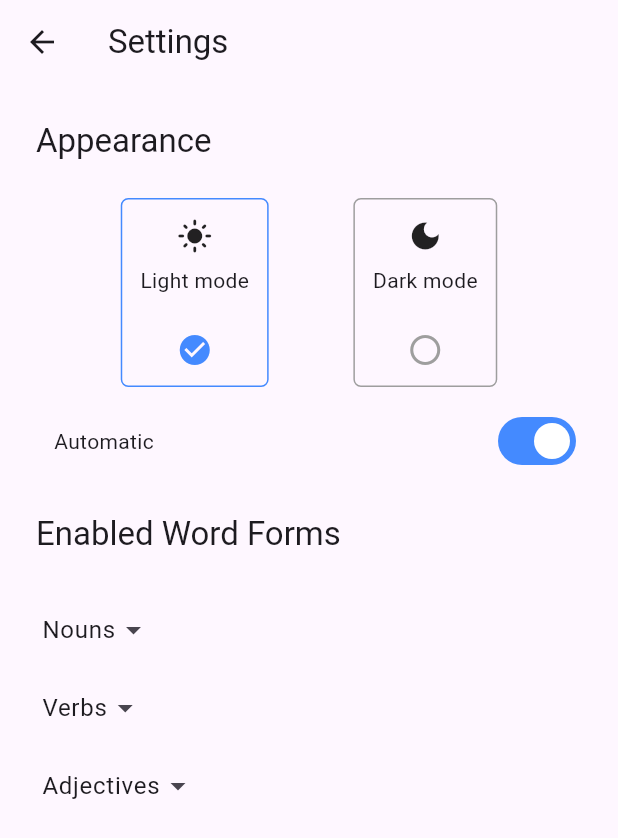
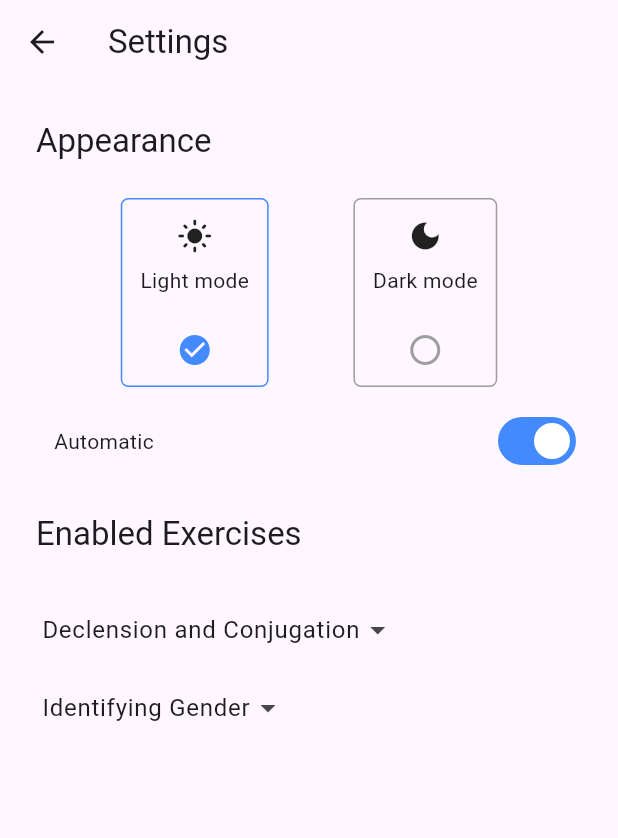
Before and after one commit to ChopinDavid/grammatika, a Flutter app: the SettingsPage screen opened directly, on a phone screen of 412 x 824 dp. Shown: the top 838 px of the screen. Run offline on Flutter 3.47's test engine with Material 3 defaults, Android fonts, the phone set to English and light mode, and no system bars; our stand-ins replace bloc, equatable, flutter_bloc, get_it, shared_preferences, sqflite; accounts and stored records are empty.

Commit message:
Added 'Identifying Gender' exercise section to 'Enabled Exercises' - DC

```diff
--- a/lib/screens/settings/word_form_section_widget.dart
+++ b/lib/screens/settings/exercise_sections_widget.dart
@@ -1,30 +1,28 @@
 import 'package:flutter/material.dart';
 import 'package:get_it/get_it.dart';
-import 'package:uchu/models/word_form_type.dart';
 import 'package:uchu/services/shared_preferences_service.dart';
 
-class WordFormSection {
-  const WordFormSection(
-      {required this.title, this.subSections, this.wordFormTypes})
-      : assert(subSections == null || wordFormTypes == null,
-            'WordFormSection cannot have both subSections and wordForms');
-  final String title;
-  final List<WordFormSection>? subSections;
-  final List<(WordFormType, String)>? wordFormTypes;
-}
-
-class WordFormSectionsWidget extends StatefulWidget {
-  const WordFormSectionsWidget({
+class ExerciseSectionsWidget extends StatefulWidget {
+  const ExerciseSectionsWidget({
     super.key,
     required this.sections,
   });
-  final List<WordFormSection> sections;
+  final List<ExerciseSection> sections;
 
   @override
-  State<WordFormSectionsWidget> createState() => _WordFormSectionsWidgetState();
+  State<ExerciseSectionsWidget> createState() => _ExerciseSectionsWidgetState();
 }
 
-class _WordFormSectionsWidgetState extends State<WordFormSectionsWidget> {
+class ExerciseSection {
+  const ExerciseSection({required this.title, this.subSections, this.exercises})
+      : assert(subSections == null || exercises == null,
+            'ExerciseSection cannot have both subSections and wordForms');
+  final String title;
+  final List<ExerciseSection>? subSections;
+  final List<(String, String)>? exercises;
+}
+
+class _ExerciseSectionsWidgetState extends State<ExerciseSectionsWidget> {
   @override
   Widget build(BuildContext context) {
     return ListView.builder(
@@ -44,7 +42,7 @@ class _WordFormSectionsWidgetState extends State<WordFormSectionsWidget> {
 class _SectionWidget extends StatefulWidget {
   const _SectionWidget(
       {required this.section, this.depth = 0, required this.isLastSubsection});
-  final WordFormSection section;
+  final ExerciseSection section;
   final int depth;
   final bool isLastSubsection;
 
@@ -59,7 +57,7 @@ class _SectionWidgetState extends State<_SectionWidget> {
   @override
   Widget build(BuildContext context) {
     final subSections = widget.section.subSections;
-    final wordFormTypes = widget.section.wordFormTypes;
+    final wordFormTypes = widget.section.exercises;
     final expansionTile = ExpansionTile(
       trailing: const SizedBox.shrink(),
       onExpansionChanged: (value) => setState(() {}),
@@ -145,7 +143,7 @@ class _SectionWidgetState extends State<_SectionWidget> {
                                     child: Checkbox(
                                       value: GetIt.instance
                                           .get<SharedPreferencesService>()
-                                          .getWordFormTypeEnabled(e.$1),
+                                          .getExerciseEnabled(e.$1),
                                       onChanged: (_) {},
                                     ),
                                   ),
@@ -157,7 +155,7 @@ class _SectionWidgetState extends State<_SectionWidget> {
                             setState(() {
                               GetIt.instance
                                   .get<SharedPreferencesService>()
-                                  .toggleWordFormTypeEnabled(e.$1);
+                                  .toggleExerciseEnabled(e.$1);
                             });
                           },
                         ),
--- a/lib/screens/settings/settings_page.dart
+++ b/lib/screens/settings/settings_page.dart
@@ -1,8 +1,9 @@
 import 'package:flutter/material.dart';
 import 'package:get_it/get_it.dart';
+import 'package:uchu/models/gender.dart';
 import 'package:uchu/models/word_form_type.dart';
 import 'package:uchu/screens/settings/appearance_setting_widget.dart';
-import 'package:uchu/screens/settings/word_form_section_widget.dart';
+import 'package:uchu/screens/settings/exercise_sections_widget.dart';
 import 'package:uchu/services/shared_preferences_service.dart';
 
 class SettingsPage extends StatefulWidget {
@@ -133,135 +134,214 @@ class _EnabledWordFormsWidgetState extends State<_EnabledWordFormsWidget> {
     return Column(
       crossAxisAlignment: CrossAxisAlignment.start,
       children: [
-        Text('Enabled Word Forms',
+        Text('Enabled Exercises',
             style: Theme.of(context).textTheme.titleLarge),
         const SizedBox(
           height: 24.0,
         ),
-        const WordFormSectionsWidget(
+        ExerciseSectionsWidget(
           sections: [
-            WordFormSection(
+            ExerciseSection(
+              title: 'Declension and Conjugation',
+              subSections: [
+                ExerciseSection(
                   title: 'Nouns',
                   subSections: [
-                WordFormSection(title: 'Nominative', wordFormTypes: [
-                  (WordFormType.ruNounSgNom, 'Singular'),
-                  (WordFormType.ruNounPlNom, 'Plural'),
-                ]),
-                WordFormSection(title: 'Genitive', wordFormTypes: [
-                  (WordFormType.ruNounSgGen, 'Singular'),
-                  (WordFormType.ruNounPlGen, 'Plural'),
-                ]),
-                WordFormSection(title: 'Dative', wordFormTypes: [
-                  (WordFormType.ruNounSgDat, 'Singular'),
-                  (WordFormType.ruNounPlDat, 'Plural'),
-                ]),
-                WordFormSection(title: 'Accusative', wordFormTypes: [
-                  (WordFormType.ruNounSgAcc, 'Singular'),
-                  (WordFormType.ruNounPlAcc, 'Plural'),
-                ]),
-                WordFormSection(title: 'Instrumental', wordFormTypes: [
-                  (WordFormType.ruNounSgInst, 'Singular'),
-                  (WordFormType.ruNounPlInst, 'Plural'),
-                ]),
-                WordFormSection(title: 'Prepositional', wordFormTypes: [
-                  (WordFormType.ruNounSgPrep, 'Singular'),
-                  (WordFormType.ruNounPlPrep, 'Plural'),
-                ]),
+                    ExerciseSection(
+                      title: 'Nominative',
+                      exercises: [
+                        (WordFormType.ruNounSgNom.name, 'Singular'),
+                        (WordFormType.ruNounPlNom.name, 'Plural'),
                       ],
                     ),
-            WordFormSection(
+                    ExerciseSection(
+                      title: 'Genitive',
+                      exercises: [
+                        (WordFormType.ruNounSgGen.name, 'Singular'),
+                        (WordFormType.ruNounPlGen.name, 'Plural'),
+                      ],
+                    ),
+                    ExerciseSection(
+                      title: 'Dative',
+                      exercises: [
+                        (WordFormType.ruNounSgDat.name, 'Singular'),
+                        (WordFormType.ruNounPlDat.name, 'Plural'),
+                      ],
+                    ),
+                    ExerciseSection(
+                      title: 'Accusative',
+                      exercises: [
+                        (WordFormType.ruNounSgAcc.name, 'Singular'),
+                        (WordFormType.ruNounPlAcc.name, 'Plural'),
+                      ],
+                    ),
+                    ExerciseSection(
+                      title: 'Instrumental',
+                      exercises: [
+                        (WordFormType.ruNounSgInst.name, 'Singular'),
+                        (WordFormType.ruNounPlInst.name, 'Plural'),
+                      ],
+                    ),
+                    ExerciseSection(
+                      title: 'Prepositional',
+                      exercises: [
+                        (WordFormType.ruNounSgPrep.name, 'Singular'),
+                        (WordFormType.ruNounPlPrep.name, 'Plural'),
+                      ],
+                    ),
+                  ],
+                ),
+                ExerciseSection(
                   title: 'Verbs',
                   subSections: [
-                WordFormSection(title: 'First Person', wordFormTypes: [
-                  (WordFormType.ruVerbPresfutSg1, 'Singular'),
-                  (WordFormType.ruVerbPresfutPl1, 'Plural'),
-                ]),
-                WordFormSection(title: 'Second Person', wordFormTypes: [
-                  (WordFormType.ruVerbPresfutSg2, 'Singular'),
-                  (WordFormType.ruVerbPresfutPl2, 'Plural'),
-                ]),
-                WordFormSection(
-                  title: 'Third Person',
-                  wordFormTypes: [
-                    (WordFormType.ruVerbPresfutSg3, 'Singular'),
-                    (WordFormType.ruVerbPresfutPl3, 'Plural'),
+                    ExerciseSection(
+                      title: 'First Person',
+                      exercises: [
+                        (WordFormType.ruVerbPresfutSg1.name, 'Singular'),
+                        (WordFormType.ruVerbPresfutPl1.name, 'Plural'),
                       ],
                     ),
-                WordFormSection(title: 'Past', wordFormTypes: [
-                  (WordFormType.ruVerbPastM, 'Masculine'),
-                  (WordFormType.ruVerbPastF, 'Feminine'),
-                  (WordFormType.ruVerbPastN, 'Neuter'),
-                  (WordFormType.ruVerbPastPl, 'Plural'),
-                ]),
-                WordFormSection(title: 'Participles', subSections: [
-                  WordFormSection(title: 'Active', wordFormTypes: [
-                    (WordFormType.ruVerbParticipleActivePast, 'Past'),
-                    (WordFormType.ruVerbParticipleActivePresent, 'Present'),
-                  ]),
-                  WordFormSection(title: 'Passive', wordFormTypes: [
-                    (WordFormType.ruVerbParticiplePassivePast, 'Past'),
-                    (WordFormType.ruVerbParticiplePassivePresent, 'Present'),
-                  ]),
-                ]),
-                WordFormSection(title: 'Imperative', wordFormTypes: [
-                  (WordFormType.ruVerbImperativeSg, 'Singular'),
-                  (WordFormType.ruVerbImperativePl, 'Plural'),
-                ]),
-                WordFormSection(
+                    ExerciseSection(
+                      title: 'Second Person',
+                      exercises: [
+                        (WordFormType.ruVerbPresfutSg2.name, 'Singular'),
+                        (WordFormType.ruVerbPresfutPl2.name, 'Plural'),
+                      ],
+                    ),
+                    ExerciseSection(
+                      title: 'Third Person',
+                      exercises: [
+                        (WordFormType.ruVerbPresfutSg3.name, 'Singular'),
+                        (WordFormType.ruVerbPresfutPl3.name, 'Plural'),
+                      ],
+                    ),
+                    ExerciseSection(
+                      title: 'Past',
+                      exercises: [
+                        (WordFormType.ruVerbPastM.name, 'Masculine'),
+                        (WordFormType.ruVerbPastF.name, 'Feminine'),
+                        (WordFormType.ruVerbPastN.name, 'Neuter'),
+                        (WordFormType.ruVerbPastPl.name, 'Plural'),
+                      ],
+                    ),
+                    ExerciseSection(
+                      title: 'Participles',
+                      subSections: [
+                        ExerciseSection(
+                          title: 'Active',
+                          exercises: [
+                            (
+                              WordFormType.ruVerbParticipleActivePast.name,
+                              'Past'
+                            ),
+                            (
+                              WordFormType.ruVerbParticipleActivePresent.name,
+                              'Present'
+                            ),
+                          ],
+                        ),
+                        ExerciseSection(
+                          title: 'Passive',
+                          exercises: [
+                            (
+                              WordFormType.ruVerbParticiplePassivePast.name,
+                              'Past'
+                            ),
+                            (
+                              WordFormType.ruVerbParticiplePassivePresent.name,
+                              'Present'
+                            ),
+                          ],
+                        ),
+                      ],
+                    ),
+                    ExerciseSection(
+                      title: 'Imperative',
+                      exercises: [
+                        (WordFormType.ruVerbImperativeSg.name, 'Singular'),
+                        (WordFormType.ruVerbImperativePl.name, 'Plural'),
+                      ],
+                    ),
+                    ExerciseSection(
                       title: 'Gerunds',
-                  wordFormTypes: [
-                    (WordFormType.ruVerbGerundPast, 'Past'),
-                    (WordFormType.ruVerbGerundPresent, 'Present'),
+                      exercises: [
+                        (WordFormType.ruVerbGerundPast.name, 'Past'),
+                        (WordFormType.ruVerbGerundPresent.name, 'Present'),
                       ],
                     )
                   ],
                 ),
-            WordFormSection(title: 'Adjectives', subSections: [
-              WordFormSection(
+                ExerciseSection(
+                  title: 'Adjectives',
+                  subSections: [
+                    ExerciseSection(
                       title: 'Nominative',
-                wordFormTypes: [
-                  (WordFormType.ruAdjMNom, 'Masculine'),
-                  (WordFormType.ruAdjFNom, 'Feminine'),
-                  (WordFormType.ruAdjNNom, 'Neuter'),
-                  (WordFormType.ruAdjPlNom, 'Plural'),
+                      exercises: [
+                        (WordFormType.ruAdjMNom.name, 'Masculine'),
+                        (WordFormType.ruAdjFNom.name, 'Feminine'),
+                        (WordFormType.ruAdjNNom.name, 'Neuter'),
+                        (WordFormType.ruAdjPlNom.name, 'Plural'),
                       ],
                     ),
-              WordFormSection(
+                    ExerciseSection(
                       title: 'Genitive',
-                wordFormTypes: [
-                  (WordFormType.ruAdjMGen, 'Masculine'),
-                  (WordFormType.ruAdjFGen, 'Feminine'),
-                  (WordFormType.ruAdjNGen, 'Neuter'),
-                  (WordFormType.ruAdjPlGen, 'Plural')
+                      exercises: [
+                        (WordFormType.ruAdjMGen.name, 'Masculine'),
+                        (WordFormType.ruAdjFGen.name, 'Feminine'),
+                        (WordFormType.ruAdjNGen.name, 'Neuter'),
+                        (WordFormType.ruAdjPlGen.name, 'Plural')
                       ],
                     ),
-              WordFormSection(title: 'Dative', wordFormTypes: [
-                (WordFormType.ruAdjMDat, 'Masculine'),
-                (WordFormType.ruAdjFDat, 'Feminine'),
-                (WordFormType.ruAdjNDat, 'Neuter'),
-                (WordFormType.ruAdjPlDat, 'Plural')
-              ]),
-              WordFormSection(title: 'Accusative', wordFormTypes: [
-                (WordFormType.ruAdjMAcc, 'Masculine'),
-                (WordFormType.ruAdjFAcc, 'Feminine'),
-                (WordFormType.ruAdjNAcc, 'Neuter'),
-                (WordFormType.ruAdjPlAcc, 'Plural')
-              ]),
-              WordFormSection(title: 'Instrumental', wordFormTypes: [
-                (WordFormType.ruAdjMInst, 'Masculine'),
-                (WordFormType.ruAdjFInst, 'Feminine'),
-                (WordFormType.ruAdjNInst, 'Neuter'),
-                (WordFormType.ruAdjPlInst, 'Plural')
-              ]),
-              WordFormSection(title: 'Prepositional', wordFormTypes: [
-                (WordFormType.ruAdjMPrep, 'Masculine'),
-                (WordFormType.ruAdjFPrep, 'Feminine'),
-                (WordFormType.ruAdjNPrep, 'Neuter'),
-                (WordFormType.ruAdjPlPrep, 'Plural')
-              ]),
-            ])
+                    ExerciseSection(
+                      title: 'Dative',
+                      exercises: [
+                        (WordFormType.ruAdjMDat.name, 'Masculine'),
+                        (WordFormType.ruAdjFDat.name, 'Feminine'),
+                        (WordFormType.ruAdjNDat.name, 'Neuter'),
+                        (WordFormType.ruAdjPlDat.name, 'Plural'),
                       ],
-        )
+                    ),
+                    ExerciseSection(
+                      title: 'Accusative',
+                      exercises: [
+                        (WordFormType.ruAdjMAcc.name, 'Masculine'),
+                        (WordFormType.ruAdjFAcc.name, 'Feminine'),
+                        (WordFormType.ruAdjNAcc.name, 'Neuter'),
+                        (WordFormType.ruAdjPlAcc.name, 'Plural'),
+                      ],
+                    ),
+                    ExerciseSection(
+                      title: 'Instrumental',
+                      exercises: [
+                        (WordFormType.ruAdjMInst.name, 'Masculine'),
+                        (WordFormType.ruAdjFInst.name, 'Feminine'),
+                        (WordFormType.ruAdjNInst.name, 'Neuter'),
+                        (WordFormType.ruAdjPlInst.name, 'Plural'),
+                      ],
+                    ),
+                    ExerciseSection(
+                      title: 'Prepositional',
+                      exercises: [
+                        (WordFormType.ruAdjMPrep.name, 'Masculine'),
+                        (WordFormType.ruAdjFPrep.name, 'Feminine'),
+                        (WordFormType.ruAdjNPrep.name, 'Neuter'),
+                        (WordFormType.ruAdjPlPrep.name, 'Plural'),
+                      ],
+                    ),
+                  ],
+                ),
+              ],
+            ),
+            ExerciseSection(
+              title: 'Identifying Gender',
+              exercises: [
+                (Gender.m.name, 'Masculine'),
+                (Gender.f.name, 'Feminine'),
+                (Gender.n.name, 'Neuter'),
+              ],
+            ),
+          ],
+        ),
       ],
     );
   }
--- a/lib/services/shared_preferences_service.dart
+++ b/lib/services/shared_preferences_service.dart
@@ -1,6 +1,5 @@
 import 'package:flutter/material.dart';
 import 'package:shared_preferences/shared_preferences.dart';
-import 'package:uchu/models/word_form_type.dart';
 
 class SharedPreferencesService with ChangeNotifier {
   SharedPreferencesService({required SharedPreferences sharedPreferences})
@@ -19,13 +18,13 @@ class SharedPreferencesService with ChangeNotifier {
             ThemeMode.system.index];
   }
 
-  bool getWordFormTypeEnabled(WordFormType type) {
-    return _sharedPreferences.getBool(type.name) ?? true;
+  bool getExerciseEnabled(String exerciseIdentifier) {
+    return _sharedPreferences.getBool(exerciseIdentifier) ?? true;
   }
 
-  void toggleWordFormTypeEnabled(WordFormType type) {
-    final currentValue = getWordFormTypeEnabled(type);
-    _sharedPreferences.setBool(type.name, !currentValue);
+  void toggleExerciseEnabled(String exerciseIdentifier) {
+    final currentValue = getExerciseEnabled(exerciseIdentifier);
+    _sharedPreferences.setBool(exerciseIdentifier, !currentValue);
   }
 }
 
```
Lines whose indentation alone changed are shown as unchanged.
